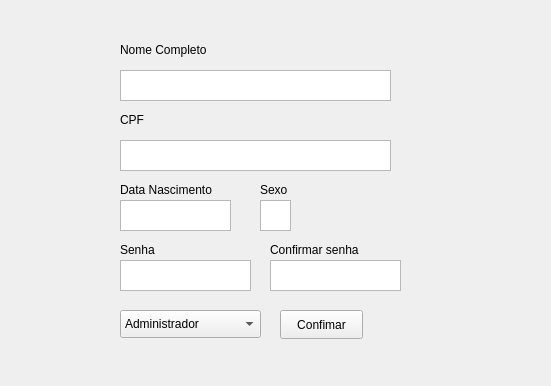
The window that DrWell/telaregistro.ui (danzagroba/Dr.Well) describes before a commit, drawn with Qt 5.
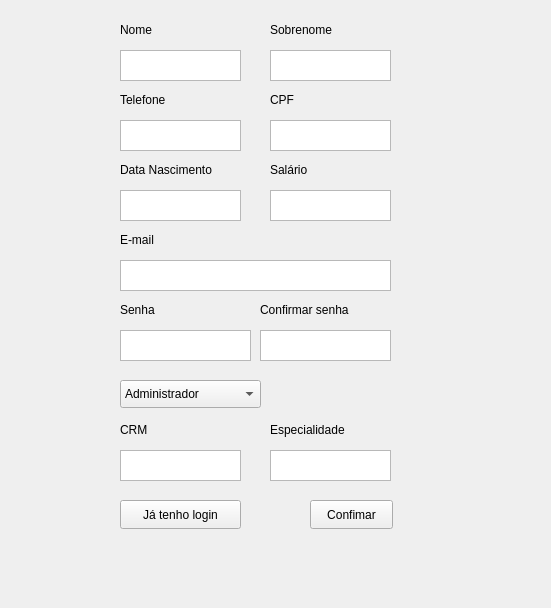
The same window after the commit.

Patch:
```diff
--- a/DrWell/telaregistro.ui
+++ b/DrWell/telaregistro.ui
@@ -7,7 +7,7 @@
     <x>0</x>
     <y>0</y>
     <width>551</width>
-    <height>386</height>
+    <height>608</height>
    </rect>
   </property>
   <property name="windowTitle">
@@ -17,8 +17,8 @@
    <property name="geometry">
     <rect>
      <x>120</x>
-     <y>70</y>
-     <width>271</width>
+     <y>50</y>
+     <width>121</width>
      <height>31</height>
     </rect>
    </property>
@@ -27,7 +27,7 @@
    <property name="geometry">
     <rect>
      <x>120</x>
-     <y>310</y>
+     <y>380</y>
      <width>141</width>
      <height>28</height>
     </rect>
@@ -51,8 +51,8 @@
   <widget class="QPushButton" name="pushButtonConfirmar">
    <property name="geometry">
     <rect>
-     <x>280</x>
-     <y>310</y>
+     <x>310</x>
+     <y>500</y>
      <width>83</width>
      <height>29</height>
     </rect>
@@ -61,42 +61,32 @@
     <string>Confimar</string>
    </property>
   </widget>
-  <widget class="QTextEdit" name="textEdit_6">
-   <property name="geometry">
-    <rect>
-     <x>270</x>
-     <y>260</y>
-     <width>131</width>
-     <height>31</height>
-    </rect>
-   </property>
-  </widget>
-  <widget class="QTextEdit" name="textEdit_3">
-   <property name="geometry">
-    <rect>
-     <x>120</x>
-     <y>200</y>
-     <width>111</width>
-     <height>31</height>
-    </rect>
-   </property>
-  </widget>
-  <widget class="QTextEdit" name="textEdit_2">
-   <property name="geometry">
-    <rect>
-     <x>120</x>
-     <y>140</y>
-     <width>271</width>
-     <height>31</height>
-    </rect>
-   </property>
-  </widget>
-  <widget class="QTextEdit" name="textEdit_4">
+  <widget class="QTextEdit" name="confirmarsenha">
    <property name="geometry">
     <rect>
      <x>260</x>
-     <y>200</y>
-     <width>31</width>
+     <y>330</y>
+     <width>131</width>
+     <height>31</height>
+    </rect>
+   </property>
+  </widget>
+  <widget class="QTextEdit" name="data">
+   <property name="geometry">
+    <rect>
+     <x>120</x>
+     <y>190</y>
+     <width>121</width>
+     <height>31</height>
+    </rect>
+   </property>
+  </widget>
+  <widget class="QTextEdit" name="cpf">
+   <property name="geometry">
+    <rect>
+     <x>270</x>
+     <y>120</y>
+     <width>121</width>
      <height>31</height>
     </rect>
    </property>
@@ -105,20 +95,20 @@
    <property name="geometry">
     <rect>
      <x>120</x>
-     <y>40</y>
-     <width>131</width>
+     <y>20</y>
+     <width>111</width>
      <height>20</height>
     </rect>
    </property>
    <property name="text">
-    <string>Nome Completo</string>
+    <string>Nome</string>
    </property>
   </widget>
   <widget class="QLabel" name="label_3">
    <property name="geometry">
     <rect>
      <x>120</x>
-     <y>180</y>
+     <y>160</y>
      <width>121</width>
      <height>20</height>
     </rect>
@@ -127,24 +117,11 @@
     <string>Data Nascimento</string>
    </property>
   </widget>
-  <widget class="QLabel" name="label_4">
-   <property name="geometry">
-    <rect>
-     <x>260</x>
-     <y>180</y>
-     <width>31</width>
-     <height>20</height>
-    </rect>
-   </property>
-   <property name="text">
-    <string>Sexo</string>
-   </property>
-  </widget>
   <widget class="QLabel" name="label_2">
    <property name="geometry">
     <rect>
-     <x>120</x>
-     <y>110</y>
+     <x>270</x>
+     <y>90</y>
      <width>81</width>
      <height>20</height>
     </rect>
@@ -157,7 +134,7 @@
    <property name="geometry">
     <rect>
      <x>120</x>
-     <y>240</y>
+     <y>300</y>
      <width>81</width>
      <height>20</height>
     </rect>
@@ -170,7 +147,7 @@
    <property name="geometry">
     <rect>
      <x>120</x>
-     <y>260</y>
+     <y>330</y>
      <width>131</width>
      <height>31</height>
     </rect>
@@ -179,8 +156,8 @@
   <widget class="QLabel" name="label_6">
    <property name="geometry">
     <rect>
-     <x>270</x>
-     <y>240</y>
+     <x>260</x>
+     <y>300</y>
      <width>121</width>
      <height>20</height>
     </rect>
@@ -189,6 +166,157 @@
     <string>Confirmar senha</string>
    </property>
   </widget>
+  <widget class="QLabel" name="label_4">
+   <property name="geometry">
+    <rect>
+     <x>270</x>
+     <y>20</y>
+     <width>111</width>
+     <height>20</height>
+    </rect>
+   </property>
+   <property name="text">
+    <string>Sobrenome</string>
+   </property>
+  </widget>
+  <widget class="QTextEdit" name="sobrenome">
+   <property name="geometry">
+    <rect>
+     <x>270</x>
+     <y>50</y>
+     <width>121</width>
+     <height>31</height>
+    </rect>
+   </property>
+  </widget>
+  <widget class="QLabel" name="label_7">
+   <property name="geometry">
+    <rect>
+     <x>120</x>
+     <y>230</y>
+     <width>81</width>
+     <height>20</height>
+    </rect>
+   </property>
+   <property name="text">
+    <string>E-mail</string>
+   </property>
+  </widget>
+  <widget class="QTextEdit" name="email">
+   <property name="geometry">
+    <rect>
+     <x>120</x>
+     <y>260</y>
+     <width>271</width>
+     <height>31</height>
+    </rect>
+   </property>
+  </widget>
+  <widget class="QLabel" name="label_8">
+   <property name="geometry">
+    <rect>
+     <x>120</x>
+     <y>90</y>
+     <width>81</width>
+     <height>20</height>
+    </rect>
+   </property>
+   <property name="text">
+    <string>Telefone</string>
+   </property>
+  </widget>
+  <widget class="QTextEdit" name="telefone">
+   <property name="geometry">
+    <rect>
+     <x>120</x>
+     <y>120</y>
+     <width>121</width>
+     <height>31</height>
+    </rect>
+   </property>
+  </widget>
+  <widget class="QTextEdit" name="salario">
+   <property name="geometry">
+    <rect>
+     <x>270</x>
+     <y>190</y>
+     <width>121</width>
+     <height>31</height>
+    </rect>
+   </property>
+  </widget>
+  <widget class="QLabel" name="label_9">
+   <property name="geometry">
+    <rect>
+     <x>270</x>
+     <y>160</y>
+     <width>81</width>
+     <height>20</height>
+    </rect>
+   </property>
+   <property name="text">
+    <string>Salário</string>
+   </property>
+  </widget>
+  <widget class="QPushButton" name="pushButtonConfirmar_2">
+   <property name="geometry">
+    <rect>
+     <x>120</x>
+     <y>500</y>
+     <width>121</width>
+     <height>29</height>
+    </rect>
+   </property>
+   <property name="text">
+    <string>Já tenho login</string>
+   </property>
+  </widget>
+  <widget class="QLabel" name="texto_1">
+   <property name="geometry">
+    <rect>
+     <x>120</x>
+     <y>420</y>
+     <width>111</width>
+     <height>20</height>
+    </rect>
+   </property>
+   <property name="text">
+    <string>CRM</string>
+   </property>
+  </widget>
+  <widget class="QTextEdit" name="especifico_1">
+   <property name="geometry">
+    <rect>
+     <x>120</x>
+     <y>450</y>
+     <width>121</width>
+     <height>31</height>
+    </rect>
+   </property>
+  </widget>
+  <widget class="QLabel" name="texto_2">
+   <property name="geometry">
+    <rect>
+     <x>270</x>
+     <y>420</y>
+     <width>111</width>
+     <height>20</height>
+    </rect>
+   </property>
+   <property name="text">
+    <string>Especialidade</string>
+   </property>
+  </widget>
+  <widget class="QTextEdit" name="especifico_2">
+   <property name="geometry">
+    <rect>
+     <x>270</x>
+     <y>450</y>
+     <width>121</width>
+     <height>31</height>
+    </rect>
+   </property>
+  </widget>
  </widget>
  <resources/>
  <connections/>
```
Left out of the diff: 4 changed lines with no effect on the pictures.
